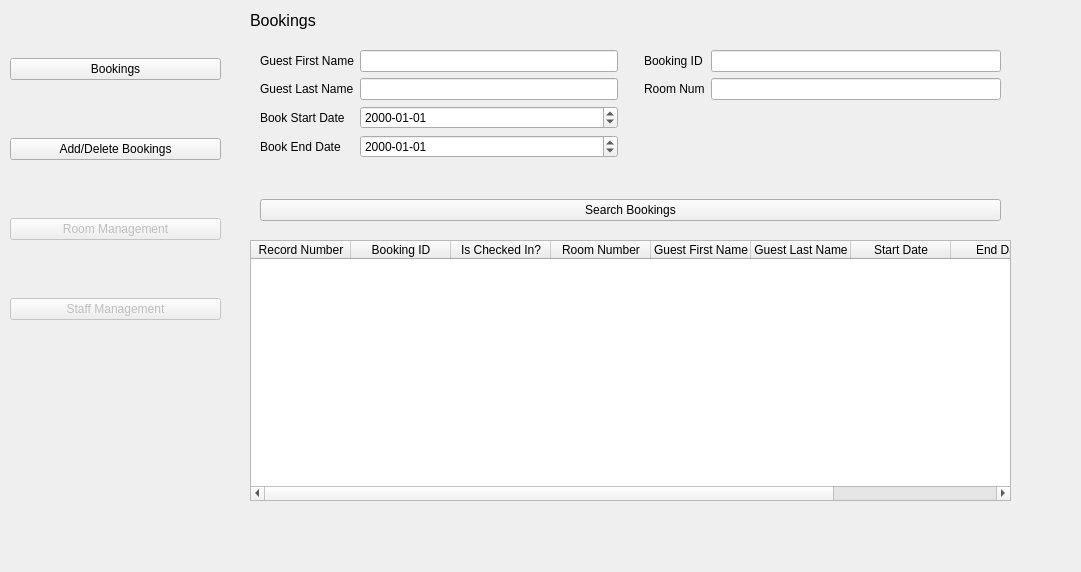
Yuting-H/LiteStay, file main_window.ui: the form before one commit.
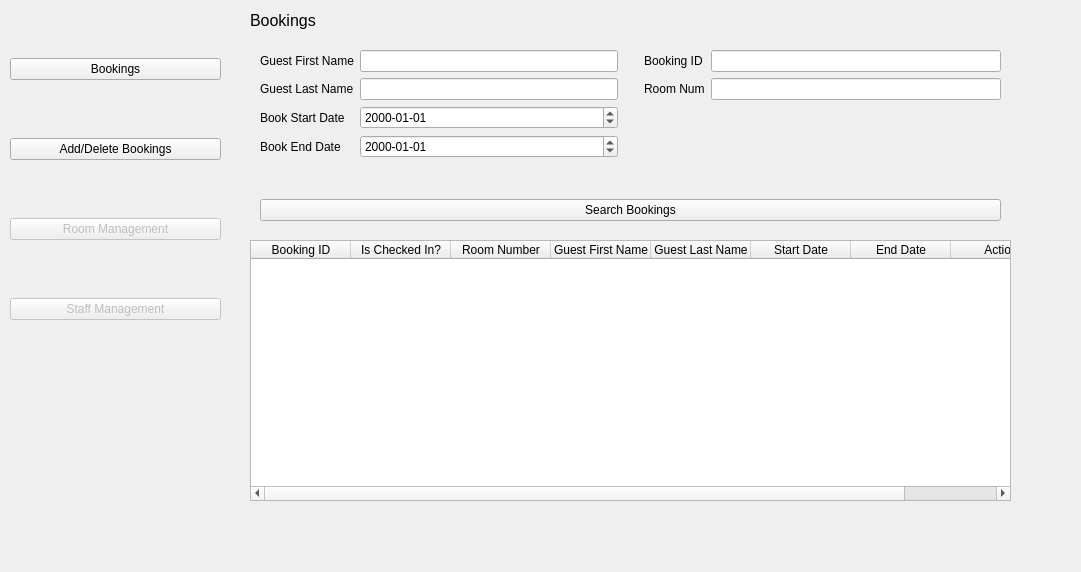
The form after the commit. The open tabs and pages were chosen to show the change.

```diff
--- a/main_window.ui
+++ b/main_window.ui
@@ -248,11 +248,6 @@
         <height>261</height>
        </rect>
       </property>
-      <column>
-       <property name="text">
-        <string>Record Number</string>
-       </property>
-      </column>
       <column>
        <property name="text">
         <string>Booking ID</string>
```
Left out of the diff: 2 changed lines with no effect on the pictures.
